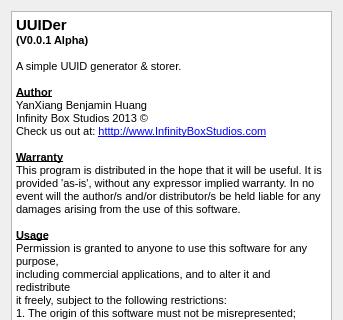
The window that Source/UUIDer/UUIDerAboutDialog.ui (yxbh/UUIDer) describes before a commit, drawn with Qt 5; both pictures show x 0 to 343 and y 0 to 320 of the 343 by 600 pixel window.
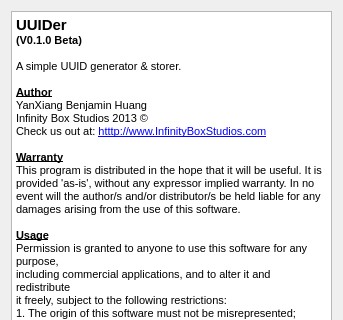
The same window after the commit.

What changed in the file:
```diff
--- a/Source/UUIDer/UUIDerAboutDialog.ui
+++ b/Source/UUIDer/UUIDerAboutDialog.ui
@@ -40,7 +40,7 @@
 p, li { white-space: pre-wrap; }
 &lt;/style&gt;&lt;/head&gt;&lt;body style=&quot; font-family:'MS Shell Dlg 2'; font-size:8.25pt; font-weight:400; font-style:normal;&quot;&gt;
 &lt;p style=&quot; margin-top:0px; margin-bottom:0px; margin-left:0px; margin-right:0px; -qt-block-indent:0; text-indent:0px;&quot;&gt;&lt;span style=&quot; font-size:11pt; font-weight:600;&quot;&gt;UUIDer&lt;/span&gt;&lt;/p&gt;
-&lt;p style=&quot; margin-top:0px; margin-bottom:0px; margin-left:0px; margin-right:0px; -qt-block-indent:0; text-indent:0px;&quot;&gt;&lt;span style=&quot; font-size:8pt; font-weight:600;&quot;&gt;(V0.0.1 Alpha)&lt;/span&gt;&lt;/p&gt;
+&lt;p style=&quot; margin-top:0px; margin-bottom:0px; margin-left:0px; margin-right:0px; -qt-block-indent:0; text-indent:0px;&quot;&gt;&lt;span style=&quot; font-size:8pt; font-weight:600;&quot;&gt;(V0.1.0 Beta)&lt;/span&gt;&lt;/p&gt;
 &lt;p style=&quot;-qt-paragraph-type:empty; margin-top:0px; margin-bottom:0px; margin-left:0px; margin-right:0px; -qt-block-indent:0; text-indent:0px; font-size:8pt;&quot;&gt;&lt;br /&gt;&lt;/p&gt;
 &lt;p style=&quot; margin-top:0px; margin-bottom:0px; margin-left:0px; margin-right:0px; -qt-block-indent:0; text-indent:0px;&quot;&gt;&lt;span style=&quot; font-size:8pt;&quot;&gt;A simple UUID generator &amp;amp; storer.&lt;/span&gt;&lt;/p&gt;
 &lt;p style=&quot;-qt-paragraph-type:empty; margin-top:0px; margin-bottom:0px; margin-left:0px; margin-right:0px; -qt-block-indent:0; text-indent:0px; font-size:8pt;&quot;&gt;&lt;br /&gt;&lt;/p&gt;
```
